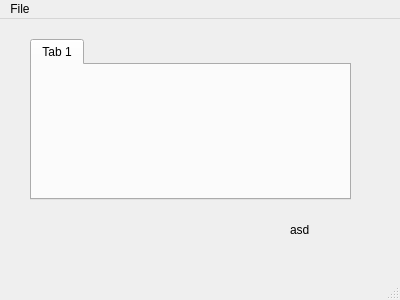
This is mainwindow.ui in achupetlovski/RaW as Qt 5 draws it before an edit. The edited form follows.
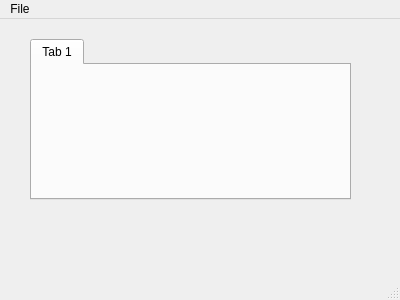
This is the edited form.

What changed in the file:
```diff
--- a/mainwindow.ui
+++ b/mainwindow.ui
@@ -32,19 +32,6 @@
      </attribute>
     </widget>
    </widget>
-   <widget class="QLabel" name="label">
-    <property name="geometry">
-     <rect>
-      <x>290</x>
-      <y>200</y>
-      <width>21</width>
-      <height>21</height>
-     </rect>
-    </property>
-    <property name="text">
-     <string>asd</string>
-    </property>
-   </widget>
   </widget>
   <widget class="QMenuBar" name="menuBar">
    <property name="geometry">
```
Left out of the diff: 20 changed lines with no effect on the pictures.
